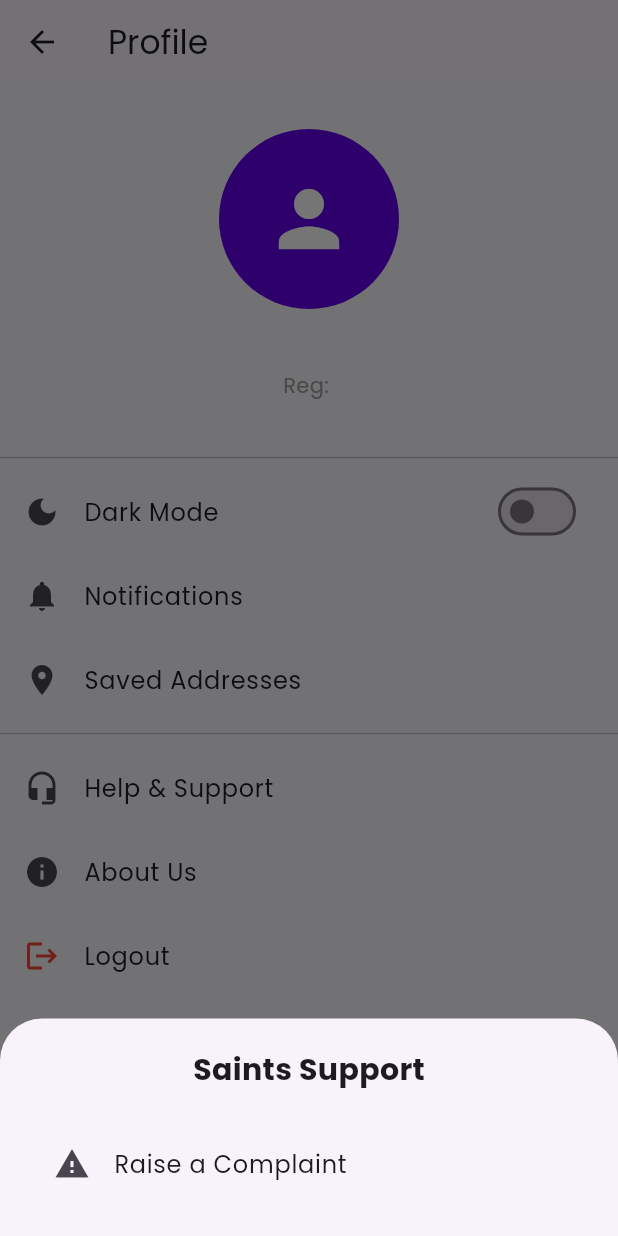
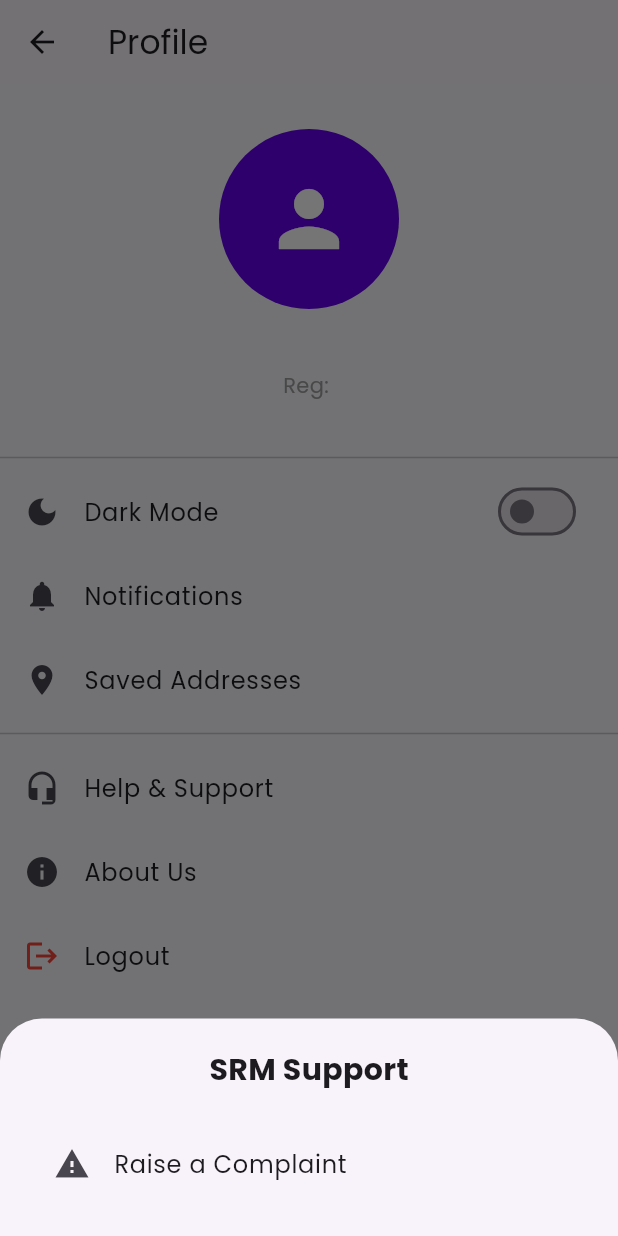
Before and after one commit to ShivamChandra241/SaintsKitchen, a Flutter app: the ProfileScreen screen opened directly, after a tap on "Help & Support", on a phone screen of 412 x 824 dp. Run offline on Flutter 3.47's test engine with Material 3 defaults, Android fonts, the phone set to English and light mode, and no system bars; our stand-ins replace google_fonts, hive, hive_flutter, qr_flutter; accounts and stored records are empty.

Commit message:
feat: Rename App to SRM Kitchen and Remove Legacy Branding
- Updated `pubspec.yaml` description.
- Renamed app label in `AndroidManifest.xml`.
- Renamed app title in `web/index.html`.
- Renamed bundle display name in `ios/Runner/Info.plist`.
- Updated Splash Screen text to "SRM KITCHEN" and "SRM University".
- Updated Profile Screen text to "SRM Kitchen", "SRM University", and "SRM Support".
- Removed all user-facing references to "Saints Kitchen".

Co-authored-by: ShivamChandra241 <213915399+ShivamChandra241@users.noreply.github.com>

```diff
--- a/lib/screens/profile_screen.dart
+++ b/lib/screens/profile_screen.dart
@@ -28,7 +28,7 @@ class _ProfileScreenState extends State<ProfileScreen> {
           "• Provider State Management\n"
           "• Favorites & Filters\n"
           "• Dark Mode\n\n"
-          "Made for Saints Row III School.",
+          "Made for SRM University.",
         ),
         actions: [
           TextButton(onPressed: () => Navigator.pop(context), child: const Text("OK"))
@@ -43,7 +43,7 @@ class _ProfileScreenState extends State<ProfileScreen> {
       builder: (_) => Container(
         padding: const EdgeInsets.all(20),
         child: Column(mainAxisSize: MainAxisSize.min, children: [
-          const Text("Saints Support",
+          const Text("SRM Support",
               style: TextStyle(fontSize: 20, fontWeight: FontWeight.bold)),
           const SizedBox(height: 20),
           ListTile(
@@ -73,7 +73,7 @@ class _ProfileScreenState extends State<ProfileScreen> {
           "Aryaman Yadav\n"
           "Shivam Chandra\n"
           "Krishna Santhanam\n\n"
-          "\"Built for Saints, by Saints.\"",
+          "\"Built for SRM, by SRM.\"",
           style: TextStyle(color: Colors.white70),
         ),
         actions: [
--- a/lib/screens/splash_screen.dart
+++ b/lib/screens/splash_screen.dart
@@ -78,7 +78,7 @@ class _SplashScreenState extends State<SplashScreen> {
                   ),
                   const SizedBox(height: 6),
                   Text(
-                    "Saints Row III School",
+                    "SRM University",
                     style: GoogleFonts.poppins(
                       color: Colors.white70,
                       fontSize: 15,
--- a/pubspec.yaml
+++ b/pubspec.yaml
@@ -1,5 +1,5 @@
 name: srm_kitchen
-description: "Saints Kitchen - Premium Food Ordering App for SRM"
+description: "SRM Kitchen - Premium Food Ordering App for SRM"
 publish_to: 'none'
 version: 1.0.0+1
 
```
Also changed, not shown: 3 other files.
